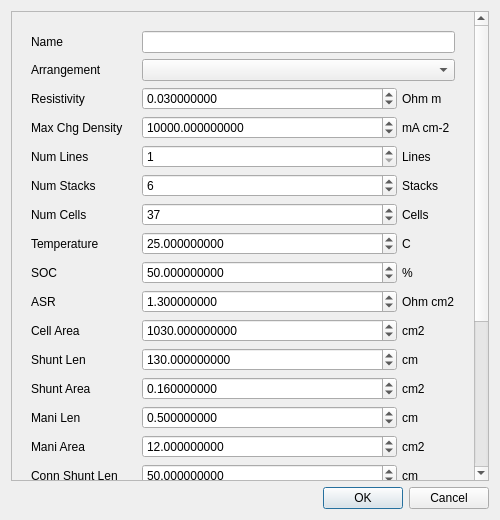
daitenshionyan/vrfbcalc-cpp, file app/src/view/shuntcur/shuntcursimconfigpopup.ui: the form before one commit.
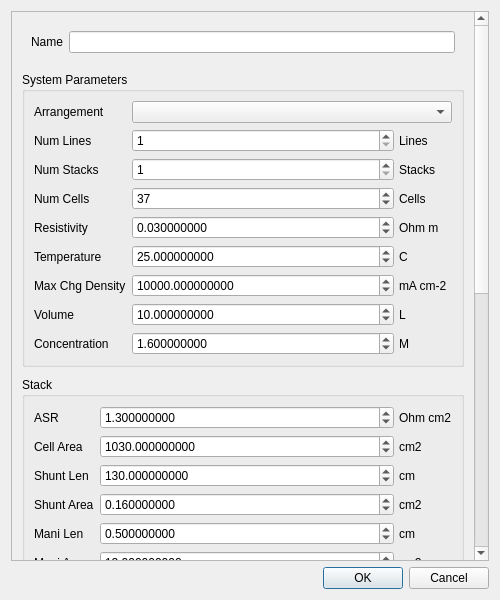
The form after the commit.

Commit message: Add simulation GUI parameter fields

Patch:
```diff
--- a/app/src/view/shuntcur/shuntcursimconfigpopup.ui
+++ b/app/src/view/shuntcur/shuntcursimconfigpopup.ui
@@ -7,7 +7,7 @@
     <x>0</x>
     <y>0</y>
     <width>500</width>
-    <height>520</height>
+    <height>600</height>
    </rect>
   </property>
   <property name="windowTitle">
@@ -25,7 +25,7 @@
         <x>0</x>
         <y>0</y>
         <width>463</width>
-        <height>676</height>
+        <height>1016</height>
        </rect>
       </property>
       <layout class="QVBoxLayout" name="verticalLayout_4">
@@ -48,7 +48,10 @@
         <widget class="QWidget" name="widget" native="true">
          <layout class="QVBoxLayout" name="verticalLayout_2">
           <property name="spacing">
-           <number>0</number>
+           <number>10</number>
+          </property>
+          <property name="leftMargin">
+           <number>10</number>
           </property>
           <property name="topMargin">
            <number>10</number>
@@ -61,10 +64,7 @@
           </property>
           <item>
            <widget class="QWidget" name="widget_2" native="true">
-            <layout class="QFormLayout" name="formLayout">
-             <property name="leftMargin">
-              <number>10</number>
-             </property>
+            <layout class="QFormLayout" name="formLayout_7">
              <item row="0" column="0">
               <widget class="QLabel" name="nameLabel">
                <property name="text">
@@ -75,148 +75,23 @@
              <item row="0" column="1">
               <widget class="QLineEdit" name="nameField"/>
              </item>
+            </layout>
+           </widget>
+          </item>
+          <item>
+           <widget class="QGroupBox" name="groupBox">
+            <property name="title">
+             <string>System Parameters</string>
+            </property>
+            <layout class="QFormLayout" name="formLayout_5">
              <item row="1" column="0">
-              <widget class="QLabel" name="arrLabel">
-               <property name="text">
-                <string>Arrangement</string>
-               </property>
-              </widget>
-             </item>
-             <item row="1" column="1">
-              <widget class="QComboBox" name="arrComboBox">
-               <property name="editable">
-                <bool>false</bool>
-               </property>
-              </widget>
-             </item>
-             <item row="2" column="0">
-              <widget class="QLabel" name="resistivityLabel">
-               <property name="text">
-                <string>Resistivity</string>
-               </property>
-              </widget>
-             </item>
-             <item row="2" column="1">
-              <widget class="QWidget" name="resistivityBox" native="true">
-               <layout class="QHBoxLayout" name="horizontalLayout_2">
-                <property name="spacing">
-                 <number>5</number>
-                </property>
-                <property name="leftMargin">
-                 <number>0</number>
-                </property>
-                <property name="topMargin">
-                 <number>0</number>
-                </property>
-                <property name="rightMargin">
-                 <number>0</number>
-                </property>
-                <property name="bottomMargin">
-                 <number>0</number>
-                </property>
-                <item>
-                 <widget class="QDoubleSpinBox" name="resistivityField">
-                  <property name="decimals">
-                   <number>9</number>
-                  </property>
-                  <property name="maximum">
-                   <double>9999999999.000000000000000</double>
-                  </property>
-                  <property name="value">
-                   <double>0.030000000000000</double>
-                  </property>
-                 </widget>
-                </item>
-                <item>
-                 <widget class="QLabel" name="resistivityUnitLabel">
-                  <property name="sizePolicy">
-                   <sizepolicy hsizetype="Fixed" vsizetype="Preferred">
-                    <horstretch>0</horstretch>
-                    <verstretch>0</verstretch>
-                   </sizepolicy>
-                  </property>
-                  <property name="minimumSize">
-                   <size>
-                    <width>53</width>
-                    <height>0</height>
-                   </size>
-                  </property>
-                  <property name="text">
-                   <string>Ohm m</string>
-                  </property>
-                 </widget>
-                </item>
-               </layout>
-              </widget>
-             </item>
-             <item row="3" column="0">
-              <widget class="QLabel" name="maxChgDenLabel">
-               <property name="text">
-                <string>Max Chg Density</string>
-               </property>
-              </widget>
-             </item>
-             <item row="3" column="1">
-              <widget class="QWidget" name="maxChgDenBox" native="true">
-               <layout class="QHBoxLayout" name="horizontalLayout_15">
-                <property name="spacing">
-                 <number>5</number>
-                </property>
-                <property name="leftMargin">
-                 <number>0</number>
-                </property>
-                <property name="topMargin">
-                 <number>0</number>
-                </property>
-                <property name="rightMargin">
-                 <number>0</number>
-                </property>
-                <property name="bottomMargin">
-                 <number>0</number>
-                </property>
-                <item>
-                 <widget class="QDoubleSpinBox" name="maxChgDenField">
-                  <property name="decimals">
-                   <number>9</number>
-                  </property>
-                  <property name="maximum">
-                   <double>9999999999.000000000000000</double>
-                  </property>
-                  <property name="value">
-                   <double>10000.000000000000000</double>
-                  </property>
-                 </widget>
-                </item>
-                <item>
-                 <widget class="QLabel" name="maxChgDenUnitLabel">
-                  <property name="sizePolicy">
-                   <sizepolicy hsizetype="Fixed" vsizetype="Preferred">
-                    <horstretch>0</horstretch>
-                    <verstretch>0</verstretch>
-                   </sizepolicy>
-                  </property>
-                  <property name="minimumSize">
-                   <size>
-                    <width>53</width>
-                    <height>0</height>
-                   </size>
-                  </property>
-                  <property name="text">
-                   <string>mA cm-2</string>
-                  </property>
-                 </widget>
-                </item>
-               </layout>
-              </widget>
-             </item>
-             <item row="4" column="0">
               <widget class="QLabel" name="numLineLabel">
                <property name="text">
                 <string>Num Lines</string>
                </property>
               </widget>
              </item>
-             <item row="4" column="1">
+             <item row="1" column="1">
               <widget class="QWidget" name="numLineBox" native="true">
                <layout class="QHBoxLayout" name="horizontalLayout_20">
                 <property name="spacing">
@@ -266,14 +141,14 @@
                </layout>
               </widget>
              </item>
-             <item row="5" column="0">
+             <item row="2" column="0">
               <widget class="QLabel" name="numStackLabel">
                <property name="text">
                 <string>Num Stacks</string>
                </property>
               </widget>
              </item>
-             <item row="5" column="1">
+             <item row="2" column="1">
               <widget class="QWidget" name="numStackBox" native="true">
                <layout class="QHBoxLayout" name="horizontalLayout_3">
                 <property name="spacing">
@@ -300,7 +175,7 @@
                    <number>9999999</number>
                   </property>
                   <property name="value">
-                   <number>6</number>
+                   <number>1</number>
                   </property>
                  </widget>
                 </item>
@@ -326,14 +201,14 @@
                </layout>
               </widget>
              </item>
-             <item row="6" column="0">
+             <item row="3" column="0">
               <widget class="QLabel" name="numCellLabel">
                <property name="text">
                 <string>Num Cells</string>
                </property>
               </widget>
              </item>
-             <item row="6" column="1">
+             <item row="3" column="1">
               <widget class="QWidget" name="numCellBox" native="true">
                <layout class="QHBoxLayout" name="horizontalLayout_4">
                 <property name="spacing">
@@ -386,14 +261,14 @@
                </layout>
               </widget>
              </item>
-             <item row="7" column="0">
+             <item row="5" column="0">
               <widget class="QLabel" name="tempLabel">
                <property name="text">
                 <string>Temperature</string>
                </property>
               </widget>
              </item>
-             <item row="7" column="1">
+             <item row="5" column="1">
               <widget class="QWidget" name="tempBox" native="true">
                <layout class="QHBoxLayout" name="horizontalLayout_21">
                 <property name="spacing">
@@ -446,15 +321,149 @@
                </layout>
               </widget>
              </item>
-             <item row="8" column="0">
-              <widget class="QLabel" name="socLabel">
+             <item row="6" column="0">
+              <widget class="QLabel" name="maxChgDenLabel">
                <property name="text">
-                <string>SOC</string>
+                <string>Max Chg Density</string>
                </property>
               </widget>
              </item>
-             <item row="8" column="1">
-              <widget class="QWidget" name="socBox" native="true">
+             <item row="6" column="1">
+              <widget class="QWidget" name="maxChgDenBox" native="true">
+               <layout class="QHBoxLayout" name="horizontalLayout_15">
+                <property name="spacing">
+                 <number>5</number>
+                </property>
+                <property name="leftMargin">
+                 <number>0</number>
+                </property>
+                <property name="topMargin">
+                 <number>0</number>
+                </property>
+                <property name="rightMargin">
+                 <number>0</number>
+                </property>
+                <property name="bottomMargin">
+                 <number>0</number>
+                </property>
+                <item>
+                 <widget class="QDoubleSpinBox" name="maxChgDenField">
+                  <property name="decimals">
+                   <number>9</number>
+                  </property>
+                  <property name="maximum">
+                   <double>9999999999.000000000000000</double>
+                  </property>
+                  <property name="value">
+                   <double>10000.000000000000000</double>
+                  </property>
+                 </widget>
+                </item>
+                <item>
+                 <widget class="QLabel" name="maxChgDenUnitLabel">
+                  <property name="sizePolicy">
+                   <sizepolicy hsizetype="Fixed" vsizetype="Preferred">
+                    <horstretch>0</horstretch>
+                    <verstretch>0</verstretch>
+                   </sizepolicy>
+                  </property>
+                  <property name="minimumSize">
+                   <size>
+                    <width>53</width>
+                    <height>0</height>
+                   </size>
+                  </property>
+                  <property name="text">
+                   <string>mA cm-2</string>
+                  </property>
+                 </widget>
+                </item>
+               </layout>
+              </widget>
+             </item>
+             <item row="0" column="0">
+              <widget class="QLabel" name="arrLabel">
+               <property name="text">
+                <string>Arrangement</string>
+               </property>
+              </widget>
+             </item>
+             <item row="0" column="1">
+              <widget class="QComboBox" name="arrComboBox">
+               <property name="editable">
+                <bool>false</bool>
+               </property>
+              </widget>
+             </item>
+             <item row="4" column="0">
+              <widget class="QLabel" name="resistivityLabel">
+               <property name="text">
+                <string>Resistivity</string>
+               </property>
+              </widget>
+             </item>
+             <item row="4" column="1">
+              <widget class="QWidget" name="resistivityBox" native="true">
+               <layout class="QHBoxLayout" name="horizontalLayout_2">
+                <property name="spacing">
+                 <number>5</number>
+                </property>
+                <property name="leftMargin">
+                 <number>0</number>
+                </property>
+                <property name="topMargin">
+                 <number>0</number>
+                </property>
+                <property name="rightMargin">
+                 <number>0</number>
+                </property>
+                <property name="bottomMargin">
+                 <number>0</number>
+                </property>
+                <item>
+                 <widget class="QDoubleSpinBox" name="resistivityField">
+                  <property name="decimals">
+                   <number>9</number>
+                  </property>
+                  <property name="maximum">
+                   <double>9999999999.000000000000000</double>
+                  </property>
+                  <property name="value">
+                   <double>0.030000000000000</double>
+                  </property>
+                 </widget>
+                </item>
+                <item>
+                 <widget class="QLabel" name="resistivityUnitLabel">
+                  <property name="sizePolicy">
+                   <sizepolicy hsizetype="Fixed" vsizetype="Preferred">
+                    <horstretch>0</horstretch>
+                    <verstretch>0</verstretch>
+                   </sizepolicy>
+                  </property>
+                  <property name="minimumSize">
+                   <size>
+                    <width>53</width>
+                    <height>0</height>
+                   </size>
+                  </property>
+                  <property name="text">
+                   <string>Ohm m</string>
+                  </property>
+                 </widget>
+                </item>
+               </layout>
+              </widget>
+             </item>
+             <item row="7" column="0">
+              <widget class="QLabel" name="volLabel">
+               <property name="text">
+                <string>Volume</string>
+               </property>
+              </widget>
+             </item>
+             <item row="7" column="1">
+              <widget class="QWidget" name="volBox" native="true">
                <layout class="QHBoxLayout" name="horizontalLayout_22">
                 <property name="spacing">
                  <number>5</number>
@@ -472,23 +481,80 @@
                  <number>0</number>
                 </property>
                 <item>
-                 <widget class="QDoubleSpinBox" name="socField">
+                 <widget class="QDoubleSpinBox" name="volField">
                   <property name="decimals">
                    <number>9</number>
                   </property>
-                  <property name="minimum">
+                  <property name="maximum">
+                   <double>9999999999.000000000000000</double>
+                  </property>
+                  <property name="value">
                    <double>10.000000000000000</double>
                   </property>
+                 </widget>
+                </item>
+                <item>
+                 <widget class="QLabel" name="volUnitLabel">
+                  <property name="sizePolicy">
+                   <sizepolicy hsizetype="Fixed" vsizetype="Preferred">
+                    <horstretch>0</horstretch>
+                    <verstretch>0</verstretch>
+                   </sizepolicy>
+                  </property>
+                  <property name="minimumSize">
+                   <size>
+                    <width>53</width>
+                    <height>0</height>
+                   </size>
+                  </property>
+                  <property name="text">
+                   <string>L</string>
+                  </property>
+                 </widget>
+                </item>
+               </layout>
+              </widget>
+             </item>
+             <item row="8" column="0">
+              <widget class="QLabel" name="concLabel">
+               <property name="text">
+                <string>Concentration</string>
+               </property>
+              </widget>
+             </item>
+             <item row="8" column="1">
+              <widget class="QWidget" name="concBox" native="true">
+               <layout class="QHBoxLayout" name="horizontalLayout_24">
+                <property name="spacing">
+                 <number>5</number>
+                </property>
+                <property name="leftMargin">
+                 <number>0</number>
+                </property>
+                <property name="topMargin">
+                 <number>0</number>
+                </property>
+                <property name="rightMargin">
+                 <number>0</number>
+                </property>
+                <property name="bottomMargin">
+                 <number>0</number>
+                </property>
+                <item>
+                 <widget class="QDoubleSpinBox" name="concField">
+                  <property name="decimals">
+                   <number>9</number>
+                  </property>
                   <property name="maximum">
-                   <double>85.000000000000000</double>
+                   <double>9999999999.000000000000000</double>
                   </property>
                   <property name="value">
-                   <double>50.000000000000000</double>
+                   <double>1.600000000000000</double>
                   </property>
                  </widget>
                 </item>
                 <item>
-                 <widget class="QLabel" name="socUnitLabel">
+                 <widget class="QLabel" name="concUnitLabel">
                   <property name="sizePolicy">
                    <sizepolicy hsizetype="Fixed" vsizetype="Preferred">
                     <horstretch>0</horstretch>
@@ -502,21 +568,30 @@
                    </size>
                   </property>
                   <property name="text">
-                   <string>%</string>
+                   <string>M</string>
                   </property>
                  </widget>
                 </item>
                </layout>
               </widget>
              </item>
-             <item row="9" column="0">
+            </layout>
+           </widget>
+          </item>
+          <item>
+           <widget class="QGroupBox" name="groupBox_2">
+            <property name="title">
+             <string>Stack</string>
+            </property>
+            <layout class="QFormLayout" name="formLayout_6">
+             <item row="0" column="0">
               <widget class="QLabel" name="asrLabel">
                <property name="text">
                 <string>ASR</string>
                </property>
               </widget>
              </item>
-             <item row="9" column="1">
+             <item row="0" column="1">
               <widget class="QWidget" name="asrBox" native="true">
                <layout class="QHBoxLayout" name="horizontalLayout_13">
                 <property name="spacing">
@@ -569,14 +644,14 @@
                </layout>
               </widget>
              </item>
-             <item row="10" column="0">
+             <item row="1" column="0">
               <widget class="QLabel" name="cellAreaLabel">
                <property name="text">
                 <string>Cell Area</string>
                </property>
               </widget>
              </item>
-             <item row="10" column="1">
+             <item row="1" column="1">
               <widget class="QWidget" name="cellAreaBox" native="true">
                <layout class="QHBoxLayout" name="horizontalLayout_14">
                 <property name="spacing">
@@ -629,14 +704,14 @@
                </layout>
               </widget>
              </item>
-             <item row="11" column="0">
+             <item row="2" column="0">
               <widget class="QLabel" name="shuntLenLabel">
                <property name="text">
                 <string>Shunt Len</string>
                </property>
               </widget>
              </item>
-             <item row="11" column="1">
+             <item row="2" column="1">
               <widget class="QWidget" name="shuntLenBox" native="true">
                <layout class="QHBoxLayout" name="horizontalLayout_5">
                 <property name="spacing">
@@ -689,14 +764,14 @@
                </layout>
               </widget>
              </item>
-             <item row="12" column="0">
+             <item row="3" column="0">
               <widget class="QLabel" name="shuntAreaLabel">
                <property name="text">
                 <string>Shunt Area</string>
                </property>
               </widget>
              </item>
-             <item row="12" column="1">
+             <item row="3" column="1">
               <widget class="QWidget" name="shuntAreaBox" native="true">
                <layout class="QHBoxLayout" name="horizontalLayout_6">
                 <property name="spacing">
@@ -749,14 +824,14 @@
                </layout>
               </widget>
              </item>
-             <item row="13" column="0">
+             <item row="4" column="0">
               <widget class="QLabel" name="maniLenLabel">
                <property name="text">
                 <string>Mani Len</string>
                </property>
               </widget>
              </item>
-             <item row="13" column="1">
+             <item row="4" column="1">
               <widget class="QWidget" name="maniLenBox" native="true">
                <layout class="QHBoxLayout" name="horizontalLayout_7">
                 <property name="spacing">
@@ -809,14 +884,14 @@
                </layout>
               </widget>
              </item>
-             <item row="14" column="0">
+             <item row="5" column="0">
               <widget class="QLabel" name="maniAreaLabel">
                <property name="text">
                 <string>Mani Area</string>
                </property>
               </widget>
              </item>
-             <item row="14" column="1">
+             <item row="5" column="1">
               <widget class="QWidget" name="maniAreaBox" native="true">
                <layout class="QHBoxLayout" name="horizontalLayout_8">
                 <property name="spacing">
@@ -869,14 +944,23 @@
                </layout>
               </widget>
              </item>
-             <item row="15" column="0">
+            </layout>
+           </widget>
+          </item>
+          <item>
+           <widget class="QGroupBox" name="subConnectorBox">
+            <property name="title">
+             <string>Sub Connector</string>
+            </property>
+            <layout class="QFormLayout" name="formLayout_4">
+             <item row="0" column="0">
               <widget class="QLabel" name="connShuntLenLabel">
                <property name="text">
-                <string>Conn Shunt Len</string>
+                <string>Shunt Len</string>
                </property>
               </widget>
              </item>
-             <item row="15" column="1">
+             <item row="0" column="1">
               <widget class="QWidget" name="connShuntLenBox" native="true">
                <layout class="QHBoxLayout" name="horizontalLayout_9">
                 <property name="spacing">
@@ -929,14 +1013,14 @@
                </layout>
               </widget>
              </item>
-             <item row="16" column="0">
+             <item row="1" column="0">
               <widget class="QLabel" name="connShuntAreaLabel">
                <property name="text">
-                <string>Conn Shunt Area</string>
+                <string>Shunt Area</string>
                </property>
               </widget>
              </item>
-             <item row="16" column="1">
+             <item row="1" column="1">
               <widget class="QWidget" name="connShuntAreaBox" native="true">
                <layout class="QHBoxLayout" name="horizontalLayout_10">
                 <property name="spacing">
@@ -989,14 +1073,14 @@
                </layout>
               </widget>
              </item>
-             <item row="17" column="0">
+             <item row="2" column="0">
               <widget class="QLabel" name="connManiLenLabel">
                <property name="text">
-                <string>Conn Mani Len</string>
+                <string>Mani Len</string>
                </property>
               </widget>
              </item>
-             <item row="17" column="1">
+             <item row="2" column="1">
               <widget class="QWidget" name="connManiLenBox" native="true">
                <layout class="QHBoxLayout" name="horizontalLayout_11">
                 <property name="spacing">
@@ -1049,14 +1133,14 @@
                </layout>
               </widget>
              </item>
-             <item row="18" column="0">
+             <item row="3" column="0">
               <widget class="QLabel" name="connManiAreaLabel">
                <property name="text">
-                <string>Conn Mani Area</string>
+                <string>Mani Area</string>
                </property>
               </widget>
              </item>
-             <item row="18" column="1">
+             <item row="3" column="1">
               <widget class="QWidget" name="connManiAreaBox" native="true">
                <layout class="QHBoxLayout" name="horizontalLayout_12">
                 <property name="spacing">
@@ -1109,14 +1193,23 @@
                </layout>
               </widget>
              </item>
-             <item row="19" column="0">
+            </layout>
+           </widget>
+          </item>
+          <item>
+           <widget class="QGroupBox" name="mainConnectorBox">
+            <property name="title">
+             <string>Main Connector</string>
+            </property>
+            <layout class="QFormLayout" name="formLayout_3">
+             <item row="0" column="0">
               <widget class="QLabel" name="mConnShuntLenLabel">
                <property name="text">
-                <string>M Conn Shunt Len</string>
+                <string>Shunt Length</string>
                </property>
               </widget>
              </item>
-             <item row="19" column="1">
+             <item row="0" column="1">
               <widget class="QWidget" name="mConnShuntLenBox" native="true">
                <layout class="QHBoxLayout" name="horizontalLayout_16">
                 <property name="spacing">
@@ -1169,14 +1262,14 @@
                </layout>
               </widget>
              </item>
-             <item row="20" column="0">
+             <item row="1" column="0">
               <widget class="QLabel" name="mConnShuntAreaLabel">
                <property name="text">
-                <string>M Conn Shunt Area</string>
+                <string>Shunt Area</string>
                </property>
               </widget>
              </item>
-             <item row="20" column="1">
+             <item row="1" column="1">
               <widget class="QWidget" name="mConnShuntAreaBox" native="true">
                <layout class="QHBoxLayout" name="horizontalLayout_17">
                 <property name="spacing">
@@ -1229,14 +1322,14 @@
                </layout>
               </widget>
              </item>
-             <item row="21" column="0">
+             <item row="2" column="0">
               <widget class="QLabel" name="mConnManiLenLabel">
                <property name="text">
-                <string>M Conn Mani Len</string>
+                <string>Mani Length</string>
                </property>
               </widget>
              </item>
-             <item row="21" column="1">
+             <item row="2" column="1">
               <widget class="QWidget" name="mConnManiLenBox" native="true">
                <layout class="QHBoxLayout" name="horizontalLayout_18">
                 <property name="spacing">
@@ -1289,14 +1382,14 @@
                </layout>
               </widget>
              </item>
-             <item row="22" column="0">
+             <item row="3" column="0">
               <widget class="QLabel" name="mConnManiAreaLabel">
                <property name="text">
-                <string>M Conn Mani Area</string>
+                <string>Mani Area</string>
                </property>
               </widget>
              </item>
-             <item row="22" column="1">
+             <item row="3" column="1">
               <widget class="QWidget" name="mConnManiAreaBox" native="true">
                <layout class="QHBoxLayout" name="horizontalLayout_19">
                 <property name="spacing">
@@ -1355,6 +1448,290 @@
             </layout>
            </widget>
           </item>
+          <item>
+           <widget class="QGroupBox" name="elecInputForm">
+            <property name="title">
+             <string>Electrical Input</string>
+            </property>
+            <layout class="QFormLayout" name="formLayout_2">
+             <item row="0" column="0">
+              <widget class="QLabel" name="chgInputLabel">
+               <property name="text">
+                <string>Charging</string>
+               </property>
+              </widget>
+             </item>
+             <item row="0" column="1">
+              <widget class="QWidget" name="chgInputBox" native="true">
+               <layout class="QHBoxLayout" name="horizontalLayout">
+                <property name="spacing">
+                 <number>5</number>
+                </property>
+                <property name="leftMargin">
+                 <number>0</number>
+                </property>
+                <property name="topMargin">
+                 <number>0</number>
+                </property>
+                <property name="rightMargin">
+                 <number>0</number>
+                </property>
+                <property name="bottomMargin">
+                 <number>0</number>
+                </property>
+                <item>
+                 <widget class="QComboBox" name="chgModeComboBox">
+                  <property name="sizePolicy">
+                   <sizepolicy hsizetype="Fixed" vsizetype="Fixed">
+                    <horstretch>0</horstretch>
+                    <verstretch>0</verstretch>
+                   </sizepolicy>
+                  </property>
+                  <property name="minimumSize">
+                   <size>
+                    <width>100</width>
+                    <height>0</height>
+                   </size>
+                  </property>
+                 </widget>
+                </item>
+                <item>
+                 <widget class="QDoubleSpinBox" name="chgInputMagField">
+                  <property name="decimals">
+                   <number>9</number>
+                  </property>
+                  <property name="minimum">
+                   <double>-9999999999.000000000000000</double>
+                  </property>
+                  <property name="maximum">
+                   <double>9999999999.000000000000000</double>
+                  </property>
+                 </widget>
+                </item>
+                <item>
+                 <widget class="QLabel" name="chgInputMagUnitLabel">
+                  <property name="sizePolicy">
+                   <sizepolicy hsizetype="Fixed" vsizetype="Preferred">
+                    <horstretch>0</horstretch>
+                    <verstretch>0</verstretch>
+                   </sizepolicy>
+                  </property>
+                  <property name="minimumSize">
+                   <size>
+                    <width>53</width>
+                    <height>0</height>
+                   </size>
+                  </property>
+                  <property name="text">
+                   <string>V</string>
+                  </property>
+                 </widget>
+                </item>
+               </layout>
+              </widget>
+             </item>
+             <item row="1" column="0">
+              <widget class="QLabel" name="dchgInputLabel">
+               <property name="text">
+                <string>Discharging</string>
+               </property>
+              </widget>
+             </item>
+             <item row="1" column="1">
+              <widget class="QWidget" name="dchgInputBox" native="true">
+               <layout class="QHBoxLayout" name="horizontalLayout_23">
+                <property name="spacing">
+                 <number>5</number>
+                </property>
+                <property name="leftMargin">
+                 <number>0</number>
+                </property>
+                <property name="topMargin">
+                 <number>0</number>
+                </property>
+                <property name="rightMargin">
+                 <number>0</number>
+                </property>
+                <property name="bottomMargin">
+                 <number>0</number>
+                </property>
+                <item>
+                 <widget class="QComboBox" name="dchgModeComboBox">
+                  <property name="sizePolicy">
+                   <sizepolicy hsizetype="Fixed" vsizetype="Fixed">
+                    <horstretch>0</horstretch>
+                    <verstretch>0</verstretch>
+                   </sizepolicy>
+                  </property>
+                  <property name="minimumSize">
+                   <size>
+                    <width>100</width>
+                    <height>0</height>
+                   </size>
+                  </property>
+                 </widget>
+                </item>
+                <item>
+                 <widget class="QDoubleSpinBox" name="dchgInputMagField">
+                  <property name="decimals">
+                   <number>9</number>
+                  </property>
+                  <property name="minimum">
+                   <double>-9999999999.000000000000000</double>
+                  </property>
+                  <property name="maximum">
+                   <double>9999999999.000000000000000</double>
+                  </property>
+                 </widget>
+                </item>
+                <item>
+                 <widget class="QLabel" name="dchgInputMagUnitLabel">
+                  <property name="sizePolicy">
+                   <sizepolicy hsizetype="Fixed" vsizetype="Preferred">
+                    <horstretch>0</horstretch>
+                    <verstretch>0</verstretch>
+                   </sizepolicy>
+                  </property>
+                  <property name="minimumSize">
+                   <size>
+                    <width>53</width>
+                    <height>0</height>
+                   </size>
+                  </property>
+                  <property name="text">
+                   <string>V</string>
+                  </property>
+                 </widget>
+                </item>
+               </layout>
+              </widget>
+             </item>
+             <item row="2" column="0">
+              <widget class="QLabel" name="begSOCLabel">
+               <property name="text">
+                <string>Beg SOC</string>
+               </property>
+              </widget>
+             </item>
+             <item row="2" column="1">
+              <widget class="QWidget" name="begSOCBox" native="true">
+               <layout class="QHBoxLayout" name="horizontalLayout_25">
+                <property name="spacing">
+                 <number>5</number>
+                </property>
+                <property name="leftMargin">
+                 <number>0</number>
+                </property>
+                <property name="topMargin">
+                 <number>0</number>
+                </property>
+                <property name="rightMargin">
+                 <number>0</number>
+                </property>
+                <property name="bottomMargin">
+                 <number>0</number>
+                </property>
+                <item>
+                 <widget class="QDoubleSpinBox" name="begSOCField">
+                  <property name="decimals">
+                   <number>9</number>
+                  </property>
+                  <property name="minimum">
+                   <double>5.000000000000000</double>
+                  </property>
+                  <property name="maximum">
+                   <double>95.000000000000000</double>
+                  </property>
+                 </widget>
+                </item>
+                <item>
+                 <widget class="QLabel" name="begSOCUnitLabel">
+                  <property name="sizePolicy">
+                   <sizepolicy hsizetype="Fixed" vsizetype="Preferred">
+                    <horstretch>0</horstretch>
+                    <verstretch>0</verstretch>
+                   </sizepolicy>
+                  </property>
+                  <property name="minimumSize">
+                   <size>
+                    <width>53</width>
+                    <height>0</height>
+                   </size>
+                  </property>
+                  <property name="text">
+                   <string>%</string>
+                  </property>
+                 </widget>
+                </item>
+               </layout>
+              </widget>
+             </item>
+             <item row="3" column="0">
+              <widget class="QLabel" name="endSOCLabel">
+               <property name="text">
+                <string>End SOC</string>
+               </property>
+              </widget>
+             </item>
+             <item row="3" column="1">
+              <widget class="QWidget" name="endSOCBox" native="true">
+               <layout class="QHBoxLayout" name="horizontalLayout_26">
+                <property name="spacing">
+                 <number>5</number>
+                </property>
+                <property name="leftMargin">
+                 <number>0</number>
+                </property>
+                <property name="topMargin">
+                 <number>0</number>
+                </property>
+                <property name="rightMargin">
+                 <number>0</number>
+                </property>
+                <property name="bottomMargin">
+                 <number>0</number>
+                </property>
+                <item>
+                 <widget class="QDoubleSpinBox" name="endSOCField">
+                  <property name="decimals">
+                   <number>9</number>
+                  </property>
+                  <property name="minimum">
+                   <double>5.000000000000000</double>
+                  </property>
+                  <property name="maximum">
+                   <double>95.000000000000000</double>
+                  </property>
+                  <property name="value">
+                   <double>85.000000000000000</double>
+                  </property>
+                 </widget>
+                </item>
+                <item>
+                 <widget class="QLabel" name="endSOCUnitLabel">
+                  <property name="sizePolicy">
+                   <sizepolicy hsizetype="Fixed" vsizetype="Preferred">
+                    <horstretch>0</horstretch>
+                    <verstretch>0</verstretch>
+                   </sizepolicy>
+                  </property>
+                  <property name="minimumSize">
+                   <size>
+                    <width>53</width>
+                    <height>0</height>
+                   </size>
+                  </property>
+                  <property name="text">
+                   <string>%</string>
+                  </property>
+                 </widget>
+                </item>
+               </layout>
+              </widget>
+             </item>
+            </layout>
+           </widget>
+          </item>
          </layout>
         </widget>
        </item>
```
Left out of the diff: 2 changed lines with no effect on the pictures. The commit also changes 3 other files.
